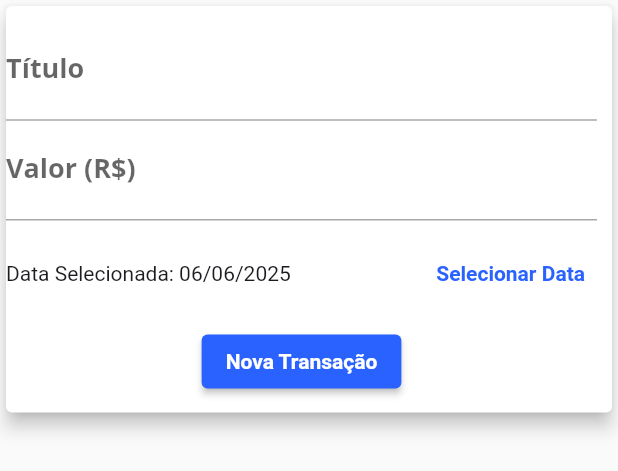
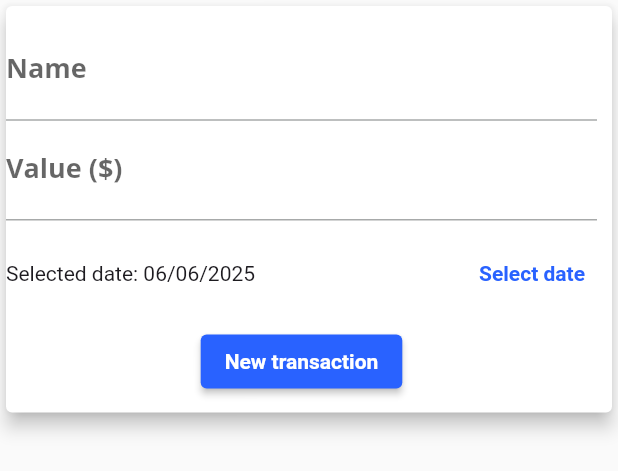
Before and after one commit to paladin120702/expenses_flutter, a Flutter app: the TransactionForm widget shown alone on an empty page, opened directly with empty values, on a phone screen of 412 x 824 dp. Shown: the top 471 px of the screen. Run offline on Flutter 3.47's test engine with Material 3 defaults, Android fonts, the phone set to English and light mode, and no system bars; our stand-ins replace shared_preferences; accounts and stored records are empty.

Commit message:
Finalizando app

```diff
--- a/lib/components/transaction_form.dart
+++ b/lib/components/transaction_form.dart
@@ -59,7 +59,7 @@ class _TransactionFormState extends State<TransactionForm> {
                 controller: _titleController,
                 onSubmitted: (_) => _submitForm,
                 decoration: const InputDecoration(
-                  labelText: 'Título',
+                  labelText: 'Name',
                 ),
               ),
               TextField(
@@ -68,7 +68,7 @@ class _TransactionFormState extends State<TransactionForm> {
                     const TextInputType.numberWithOptions(decimal: true),
                 onSubmitted: (_) => _submitForm,
                 decoration: const InputDecoration(
-                  labelText: 'Valor (R\$)',
+                  labelText: 'Value (\$)',
                 ),
               ),
               Container(
@@ -78,20 +78,20 @@ class _TransactionFormState extends State<TransactionForm> {
                     Expanded(
                       child: Text(
                         _selectedDate == null
-                            ? 'Nenhuma data selecionada!'
-                            : 'Data Selecionada: ${DateFormat('dd/MM/y').format(_selectedDate!)}',
+                            ? 'No date selected!'
+                            : 'Selected date: ${DateFormat('MM/dd/y').format(_selectedDate!)}',
                       ),
                     ),
                     TextButton(
                       onPressed: _showDatePicker,
-                      child: const Text('Selecionar Data'),
+                      child: const Text('Select date'),
                     ),
                   ],
                 ),
               ),
               ElevatedButton(
                 onPressed: _submitForm,
-                child: const Text('Nova Transação'),
+                child: const Text('New transaction'),
               ),
             ],
           ),
--- a/lib/components/transaction_list.dart
+++ b/lib/components/transaction_list.dart
@@ -19,7 +19,7 @@ class TransactionList extends StatelessWidget {
                 Container(
                   height: constraints.maxHeight * 0.15,
                   child: const Text(
-                    'Nenhuma transação cadastrada!',
+                    'No transaction registered!',
                   ),
                 ),
                 SizedBox(
@@ -51,7 +51,7 @@ class TransactionList extends StatelessWidget {
                     child: Padding(
                       padding: const EdgeInsets.all(6),
                       child: FittedBox(
-                        child: Text('R\$${tr.value}'),
+                        child: Text('\$${tr.value}'),
                       ),
                     ),
                   ),
@@ -59,12 +59,12 @@ class TransactionList extends StatelessWidget {
                     tr.title,
                   ),
                   subtitle: Text(
-                    DateFormat('d MMM y').format(tr.date),
+                    DateFormat('MMM d y').format(tr.date),
                   ),
                   trailing: MediaQuery.of(context).size.width > 500
                       ? TextButton.icon(
                           onPressed: () => onRemove(tr.id),
-                          label: const Text('Excluir'),
+                          label: const Text('Delete'),
                           style: TextButton.styleFrom(
                             backgroundColor: Colors.white,
                             foregroundColor: Colors.red,
--- a/lib/main.dart
+++ b/lib/main.dart
@@ -1,5 +1,7 @@
+import 'dart:convert';
 import 'dart:io';
 import 'package:flutter/material.dart';
+import 'package:shared_preferences/shared_preferences.dart';
 import 'components/transaction_form.dart';
 import 'components/transaction_list.dart';
 import 'models/transaction.dart';
@@ -10,7 +12,7 @@ main() => runApp(ExpensesApp());
 
 class ExpensesApp extends StatelessWidget {
   ExpensesApp({super.key});
-  final ThemeData tema = ThemeData();
+  final ThemeData theme = ThemeData();
 
   @override
   Widget build(BuildContext context) {
@@ -74,6 +76,35 @@ class _MyHomePageState extends State<MyHomePage> {
   final List<Transaction> _transactions = [];
   bool _showChart = false;
 
+  @override
+  void initState() {
+    super.initState();
+    loadList();
+  }
+
+  Future<void> loadList() async {
+    final prefs = await SharedPreferences.getInstance();
+    List<String> listJson = prefs.getStringList('Transaction') ?? [];
+    List<Transaction> loadedTransactions = listJson.map((transaction) {
+      Map<String, dynamic> map =
+          Map<String, dynamic>.from(jsonDecode(transaction));
+      return Transaction.fromMap(map);
+    }).toList();
+
+    setState(() {
+      _transactions.clear();
+      _transactions.addAll(loadedTransactions);
+    });
+  }
+
+  Future<void> salvelist() async {
+    final prefs = await SharedPreferences.getInstance();
+    List<String> listJson = _transactions
+        .map((transactions) => jsonEncode(transactions.toMap()))
+        .toList();
+    await prefs.setStringList('Transaction', listJson);
+  }
+
   List<Transaction> get _recentTransactions {
     return _transactions.where((tr) {
       return tr.date.isAfter(
@@ -95,7 +126,7 @@ class _MyHomePageState extends State<MyHomePage> {
     setState(() {
       _transactions.add(newTransaction);
     });
-
+    salvelist();
     Navigator.of(context).pop();
   }
 
@@ -103,6 +134,7 @@ class _MyHomePageState extends State<MyHomePage> {
     setState(() {
       _transactions.removeWhere((tr) => tr.id == id);
     });
+    salvelist();
   }
 
   _openTransactioFormModal(BuildContext context) {
@@ -120,7 +152,7 @@ class _MyHomePageState extends State<MyHomePage> {
     bool isLandscape = mediaQuery.orientation == Orientation.landscape;
 
     final appBar = AppBar(
-      title: const Text('Despesas pessoais'),
+      title: const Text('Personal Expenses'),
       actions: <Widget>[
         if (isLandscape == true)
           IconButton(
--- a/lib/models/transaction.dart
+++ b/lib/models/transaction.dart
@@ -10,4 +10,22 @@ class Transaction {
     required this.value,
     required this.date,
   });
+
+  Map<String, dynamic> toMap() {
+    return {
+      'id': id,
+      'title': title,
+      'value': value,
+      'date': date.toIso8601String(),
+    };
+  }
+
+  factory Transaction.fromMap(Map<String, dynamic> map) {
+    return Transaction(
+      id: map['id'],
+      title: map['title'],
+      value: map['value'],
+      date: DateTime.parse(map['date']),
+    );
+  }
 }
--- a/pubspec.yaml
+++ b/pubspec.yaml
@@ -31,6 +31,7 @@ dependencies:
   flutter:
     sdk: flutter
   intl: ^0.20.2
+  shared_preferences: ^2.2.0
 
   # The following adds the Cupertino Icons font to your application.
   # Use with the CupertinoIcons class for iOS style icons.
```
Also changed, not shown: pubspec.lock.
